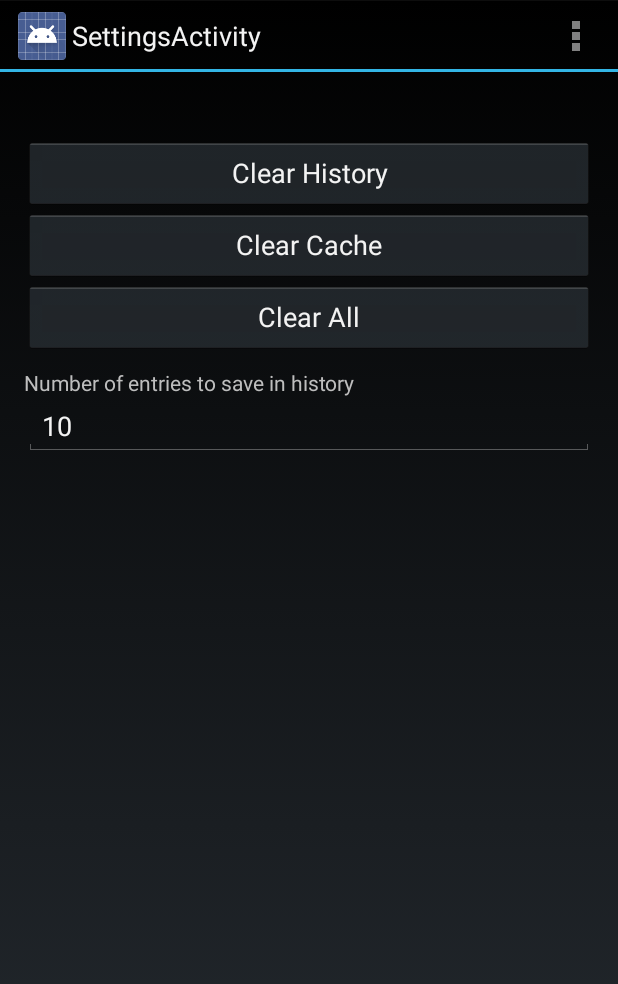
After one commit to Limvot/Mangagaga, an Android app: the SettingsActivity screen opened directly, with no data from a screen before it, on a phone screen of 412 x 824 dp. The commit adds this screen. Shown: the top 984 px of the screen. Run offline under Robolectric (Android 15) with nearby library versions, the phone set to English and light mode, and no system bars; network calls fail.

Commit message:
Added a settings screen with options to clear cache folder, history, or both.

```diff
--- a/app/src/main/AndroidManifest.xml
+++ b/app/src/main/AndroidManifest.xml
@@ -37,6 +37,10 @@
             android:name=".HistoryActivity"
             android:label="@string/title_activity_history" >
         </activity>
+        <activity
+            android:name=".SettingsActivity"
+            android:label="@string/title_activity_settings" >
+        </activity>
     </application>
 
 </manifest>
--- /dev/null
+++ b/app/src/main/java/io/githup/limvot/mangaapp/SettingsActivity.java
@@ -0,0 +1,62 @@
+package io.githup.limvot.mangaapp;
+
+import android.app.Activity;
+import android.os.Bundle;
+import android.view.Menu;
+import android.view.MenuItem;
+import android.view.View;
+import android.widget.Button;
+
+
+public class SettingsActivity extends Activity {
+
+    @Override
+    protected void onCreate(Bundle savedInstanceState) {
+        super.onCreate(savedInstanceState);
+        setContentView(R.layout.activity_settings);
+
+        Button CCache = (Button) findViewById(R.id.buttonClearCache);
+        CCache.setOnClickListener(new View.OnClickListener() {
+            @Override
+            public void onClick(View view) {
+                Utilities.clearCache();
+            }
+        });
+
+        Button CHistory = (Button) findViewById(R.id.buttonClearHistory);
+        CHistory.setOnClickListener(new View.OnClickListener() {
+            @Override
+            public void onClick(View view) {
+                Utilities.clearHistory();
+            }
+        });
+
+        Button CAll = (Button) findViewById(R.id.buttonClearAll);
+        CAll.setOnClickListener(new View.OnClickListener() {
+            @Override
+            public void onClick(View view) {
+                Utilities.clearAll();
+            }
+        });
+    }
+
+
+    @Override
+    public boolean onCreateOptionsMenu(Menu menu) {
+        // Inflate the menu; this adds items to the action bar if it is present.
+        getMenuInflater().inflate(R.menu.settings, menu);
+        return true;
+    }
+
+    @Override
+    public boolean onOptionsItemSelected(MenuItem item) {
+        // Handle action bar item clicks here. The action bar will
+        // automatically handle clicks on the Home/Up button, so long
+        // as you specify a parent activity in AndroidManifest.xml.
+        int id = item.getItemId();
+        if (id == R.id.action_settings) {
+            return true;
+        }
+        return super.onOptionsItemSelected(item);
+    }
+}
--- /dev/null
+++ b/app/src/main/res/layout/activity_settings.xml
@@ -0,0 +1,69 @@
+<RelativeLayout xmlns:android="http://schemas.android.com/apk/res/android"
+    xmlns:tools="http://schemas.android.com/tools"
+    android:layout_width="match_parent"
+    android:layout_height="match_parent"
+    android:paddingLeft="@dimen/activity_horizontal_margin"
+    android:paddingRight="@dimen/activity_horizontal_margin"
+    android:paddingTop="@dimen/activity_vertical_margin"
+    android:paddingBottom="@dimen/activity_vertical_margin"
+    tools:context="io.githup.limvot.mangaapp.SettingsActivity">
+
+    <Button
+        android:layout_width="wrap_content"
+        android:layout_height="wrap_content"
+        android:text="Clear History"
+        android:id="@+id/buttonClearHistory"
+        android:layout_alignParentLeft="true"
+        android:layout_alignParentStart="true"
+        android:layout_alignParentRight="true"
+        android:layout_alignParentEnd="true"
+        android:layout_marginTop="27dp" />
+
+    <Button
+        android:layout_width="wrap_content"
+        android:layout_height="wrap_content"
+        android:text="Clear Cache"
+        android:id="@+id/buttonClearCache"
+        android:layout_below="@+id/buttonClearHistory"
+        android:layout_alignParentLeft="true"
+        android:layout_alignParentStart="true"
+        android:layout_alignParentRight="true"
+        android:layout_alignParentEnd="true" />
+
+    <Button
+        android:layout_width="wrap_content"
+        android:layout_height="wrap_content"
+        android:text="Clear All"
+        android:id="@+id/buttonClearAll"
+        android:layout_below="@+id/buttonClearCache"
+        android:layout_alignParentLeft="true"
+        android:layout_alignParentStart="true"
+        android:layout_alignParentRight="true"
+        android:layout_alignParentEnd="true" />
+
+    <TextView
+        android:text="Number of entries to save in history"
+        android:layout_width="wrap_content"
+        android:layout_height="wrap_content"
+        android:layout_below="@id/buttonClearAll"
+        android:layout_marginTop="10dp"
+        android:layout_alignParentLeft="true"
+        android:layout_alignParentStart="true"
+        android:layout_alignParentRight="true"
+        android:layout_alignParentEnd="true"
+        android:id="@+id/HistorySize" />
+
+    <EditText
+        android:layout_width="wrap_content"
+        android:layout_height="wrap_content"
+        android:inputType="number"
+        android:ems="10"
+        android:text="10"
+        android:id="@+id/editText"
+        android:layout_below="@+id/HistorySize"
+        android:layout_alignParentLeft="true"
+        android:layout_alignParentStart="true"
+        android:layout_alignParentRight="true"
+        android:layout_alignParentEnd="true" />
+
+</RelativeLayout>
--- /dev/null
+++ b/app/src/main/res/menu/settings.xml
@@ -0,0 +1,8 @@
+<menu xmlns:android="http://schemas.android.com/apk/res/android"
+    xmlns:tools="http://schemas.android.com/tools"
+    tools:context="io.githup.limvot.mangaapp.SettingsActivity" >
+    <item android:id="@+id/action_settings"
+        android:title="@string/action_settings"
+        android:orderInCategory="100"
+        android:showAsAction="never" />
+</menu>
--- a/app/src/main/res/values/strings.xml
+++ b/app/src/main/res/values/strings.xml
@@ -11,5 +11,6 @@
     <string name="back_button">Back</string>
     <string name="dummy_content">DUMMY\nCONTENT</string>
     <string name="title_activity_history">HistoryActivity</string>
+    <string name="title_activity_settings">SettingsActivity</string>
 
 </resources>
```
Also changed, not shown: app/src/main/java/io/githup/limvot/mangaapp/HomeScreen.java (+9 -0 lines), app/src/main/java/io/githup/limvot/mangaapp/Utilities.java (+27 -0 lines), app/src/main/res/layout/activity_home_screen.xml (+11 -0 lines), 1 other file.
